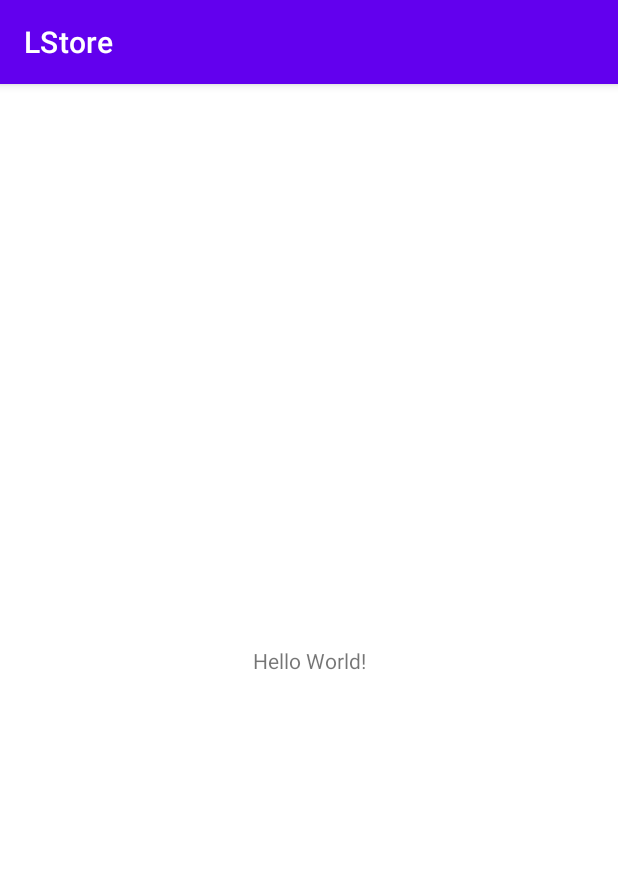
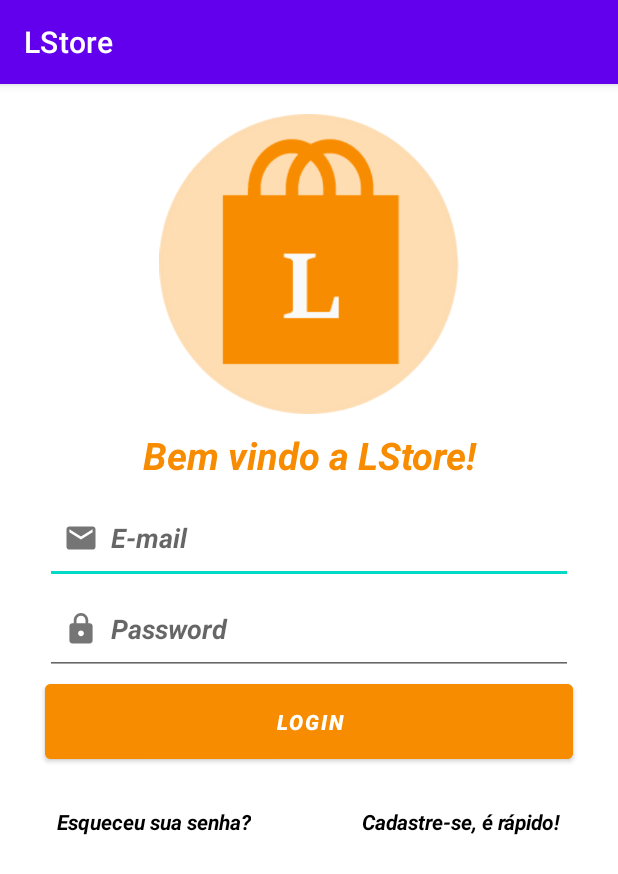
Before and after one commit to Kjorgesilva/LStore, an Android app: the screen it shows after launch (MainActivity before the commit, LoginActivity after it), on a phone screen of 412 x 824 dp. Shown: the top 874 px of the screen. Run offline under Robolectric (Android 15) with nearby library versions, the phone set to English and light mode, and no system bars; our stand-ins replace Room's generated code; 2 statements that could not run were skipped.

Commit message:
Criação da tela de login

```diff
--- a/app/build.gradle
+++ b/app/build.gradle
@@ -31,6 +31,10 @@ android {
     kotlinOptions {
         jvmTarget = '1.8'
     }
+
+    buildFeatures {
+        viewBinding true
+    }
 }
 
 dependencies {
--- a/app/src/main/AndroidManifest.xml
+++ b/app/src/main/AndroidManifest.xml
@@ -10,7 +10,7 @@
         android:supportsRtl="true"
         android:theme="@style/Theme.LStore">
         <activity
-            android:name=".MainActivity"
+            android:name=".ui.login.LoginActivity"
             android:exported="true">
             <intent-filter>
                 <action android:name="android.intent.action.MAIN" />
--- a/app/src/main/java/com/example/lstore/MainActivity.kt
+++ /dev/null
@@ -1,14 +0,0 @@
-package com.example.lstore
-
-import androidx.appcompat.app.AppCompatActivity
-import android.os.Bundle
-
-class MainActivity : AppCompatActivity() {
-    override fun onCreate(savedInstanceState: Bundle?) {
-        super.onCreate(savedInstanceState)
-        setContentView(R.layout.activity_main)
-
-        //Teste de commit
-
-    }
-}
--- a/app/src/main/java/com/example/lstore/ui/LoginActivity.kt
+++ /dev/null
@@ -1,4 +0,0 @@
-package com.example.lstore.ui
-
-class LoginActivity {
-}
--- /dev/null
+++ b/app/src/main/java/com/example/lstore/ui/login/LoginActivity.kt
@@ -0,0 +1,61 @@
+package com.example.lstore.ui.login
+import android.os.Bundle
+import android.widget.Toast
+import androidx.appcompat.app.AppCompatActivity
+import androidx.lifecycle.lifecycleScope
+import com.example.lstore.R
+import com.example.lstore.dataBase.DataBase
+import com.example.lstore.databinding.ActivityLoginBinding
+import kotlinx.coroutines.launch
+
+class LoginActivity : AppCompatActivity() {
+
+    private val binding by lazy { ActivityLoginBinding.inflate(layoutInflater)}
+    lateinit var dataBase: DataBase
+    lateinit var viewModel: LoginViewModel
+
+    override fun onCreate(savedInstanceState: Bundle?) {
+        super.onCreate(savedInstanceState)
+        setContentView(R.layout.activity_login)
+        setContentView(binding.root)
+
+        dataBase = DataBase.getInstance(this)
+        viewModel = LoginViewModel(dataBase)
+
+        loginOnclick()
+        setupObservers()
+    }
+
+    private fun loginOnclick() = with(binding) {
+        btnLogin.setOnClickListener {
+            lifecycleScope.launch { addRegistry() }
+        }
+    }
+
+    private suspend fun addRegistry() = with(binding) {
+        viewModel.checkRegistry(
+            email = edtEmail.text.toString(),
+            password = edtPassword.text.toString()
+        )
+    }
+
+    private fun setupObservers(){5
+        viewModel.checkRegistryStateState.observe(this,{ checkRegistry ->
+           when(checkRegistry){
+               LoginViewModel.CheckRegistryState.Success -> showSuccess()
+               LoginViewModel.CheckRegistryState.Error -> showError()
+               LoginViewModel.CheckRegistryState.Empty -> showEmptyError()
+           }
+        })
+    }
+
+    private fun showSuccess() {
+        Toast.makeText(this, "Login feito", Toast.LENGTH_LONG).show()
+    }
+    private fun showError() {
+        Toast.makeText(this, "Erro ao fazer Login, E-mail ou Senha invalidos ", Toast.LENGTH_LONG).show()
+    }
+    private fun showEmptyError() {
+        Toast.makeText(this, "Preencha todos os campos", Toast.LENGTH_LONG).show()
+    }
+}
--- /dev/null
+++ b/app/src/main/res/drawable/ic_email_new_.xml
@@ -0,0 +1,15 @@
+<vector xmlns:android="http://schemas.android.com/apk/res/android"
+    android:width="40dp"
+    android:height="40dp"
+    android:viewportWidth="108"
+    android:viewportHeight="108"
+    android:tint="#757575">
+  <group android:scaleX="2.61"
+      android:scaleY="2.61"
+      android:translateX="22.68"
+      android:translateY="22.68">
+    <path
+        android:fillColor="@color/black"
+        android:pathData="M20,4L4,4c-1.1,0 -1.99,0.9 -1.99,2L2,18c0,1.1 0.9,2 2,2h16c1.1,0 2,-0.9 2,-2L22,6c0,-1.1 -0.9,-2 -2,-2zM20,8l-8,5 -8,-5L4,6l8,5 8,-5v2z"/>
+  </group>
+</vector>
--- /dev/null
+++ b/app/src/main/res/drawable/ic_lock_foreground.xml
@@ -0,0 +1,15 @@
+<vector xmlns:android="http://schemas.android.com/apk/res/android"
+    android:width="40dp"
+    android:height="40dp"
+    android:viewportWidth="108"
+    android:viewportHeight="108"
+    android:tint="#757575">
+  <group android:scaleX="2.61"
+      android:scaleY="2.61"
+      android:translateX="22.68"
+      android:translateY="22.68">
+    <path
+        android:fillColor="@android:color/white"
+        android:pathData="M18,8h-1L17,6c0,-2.76 -2.24,-5 -5,-5S7,3.24 7,6v2L6,8c-1.1,0 -2,0.9 -2,2v10c0,1.1 0.9,2 2,2h12c1.1,0 2,-0.9 2,-2L20,10c0,-1.1 -0.9,-2 -2,-2zM12,17c-1.1,0 -2,-0.9 -2,-2s0.9,-2 2,-2 2,0.9 2,2 -0.9,2 -2,2zM15.1,8L8.9,8L8.9,6c0,-1.71 1.39,-3.1 3.1,-3.1 1.71,0 3.1,1.39 3.1,3.1v2z"/>
+  </group>
+</vector>
--- /dev/null
+++ b/app/src/main/res/layout/activity_login.xml
@@ -0,0 +1,104 @@
+<?xml version="1.0" encoding="utf-8"?>
+<androidx.constraintlayout.widget.ConstraintLayout
+    xmlns:android="http://schemas.android.com/apk/res/android"
+    xmlns:app="http://schemas.android.com/apk/res-auto"
+    xmlns:tools="http://schemas.android.com/tools"
+    android:layout_width="match_parent"
+    android:layout_height="match_parent"
+    tools:context=".ui.login.LoginActivity">
+
+    <ImageView
+        android:id="@+id/imageView"
+        android:layout_width="200dp"
+        android:layout_height="200dp"
+        android:layout_marginTop="20dp"
+        app:layout_constraintEnd_toEndOf="parent"
+        app:layout_constraintStart_toStartOf="parent"
+        app:layout_constraintTop_toTopOf="parent"
+        app:srcCompat="@drawable/login" />
+
+    <TextView
+        android:id="@+id/textView"
+        android:layout_width="match_parent"
+        android:layout_height="wrap_content"
+        android:layout_marginTop="10dp"
+        android:gravity="center"
+        android:text="Bem vindo a LStore!"
+        android:textColor="@color/orange"
+        android:textSize="25dp"
+        android:textStyle="bold|italic"
+        app:layout_constraintEnd_toEndOf="parent"
+        app:layout_constraintStart_toStartOf="parent"
+        app:layout_constraintTop_toBottomOf="@+id/imageView" />
+
+    <EditText
+        android:id="@+id/edt_email"
+        android:layout_width="match_parent"
+        android:layout_height="wrap_content"
+        android:layout_marginTop="8dp"
+        android:drawableStart="@drawable/ic_email_new_"
+        android:hint="E-mail"
+        android:layout_marginLeft="30dp"
+        android:layout_marginRight="30dp"
+        android:textStyle="bold|italic"
+        app:layout_constraintEnd_toEndOf="parent"
+        app:layout_constraintHorizontal_bias="0.0"
+        app:layout_constraintStart_toStartOf="parent"
+        app:layout_constraintTop_toBottomOf="@+id/textView" />
+
+    <EditText
+        android:drawableStart="@drawable/ic_lock_foreground"
+        android:id="@+id/edt_password"
+        android:layout_width="match_parent"
+        android:layout_height="wrap_content"
+        app:layout_constraintEnd_toEndOf="parent"
+        app:layout_constraintStart_toStartOf="parent"
+        android:hint="Password"
+        android:textStyle="bold|italic"
+        android:layout_marginLeft="30dp"
+        android:layout_marginRight="30dp"
+        app:layout_constraintTop_toBottomOf="@+id/edt_email" />
+
+    <Button
+        android:id="@+id/btn_login"
+        android:layout_width="match_parent"
+        android:layout_height="wrap_content"
+        android:layout_marginLeft="30dp"
+        android:layout_marginRight="30dp"
+        android:backgroundTint="@color/orange"
+        android:text="LOGIN"
+        android:padding="15dp"
+        android:textStyle="bold|italic"
+        app:layout_constraintEnd_toEndOf="parent"
+        app:layout_constraintStart_toStartOf="parent"
+        app:layout_constraintTop_toBottomOf="@+id/edt_password" />
+
+
+    <TextView
+        android:id="@+id/txt_forgot_password"
+        android:layout_width="0dp"
+        android:layout_height="wrap_content"
+        android:layout_marginStart="28dp"
+        android:layout_marginTop="16dp"
+        android:padding="10dp"
+        android:text="Esqueceu sua senha?"
+        android:textColor="@color/black"
+        android:textStyle="bold|italic"
+        app:layout_constraintStart_toStartOf="parent"
+        app:layout_constraintTop_toBottomOf="@+id/btn_login" />
+
+    <TextView
+        android:id="@+id/txt_new_user"
+        android:layout_width="0dp"
+        android:layout_height="wrap_content"
+        android:layout_marginTop="16dp"
+        android:layout_marginEnd="28dp"
+        android:padding="10dp"
+        android:text="Cadastre-se, é rápido!"
+        android:textColor="@color/black"
+        android:textStyle="bold|italic"
+        app:layout_constraintEnd_toEndOf="parent"
+        app:layout_constraintTop_toBottomOf="@+id/btn_login" />
+
+
+</androidx.constraintlayout.widget.ConstraintLayout>
--- a/app/src/main/res/layout/activity_main.xml
+++ /dev/null
@@ -1,18 +0,0 @@
-<?xml version="1.0" encoding="utf-8"?>
-<androidx.constraintlayout.widget.ConstraintLayout xmlns:android="http://schemas.android.com/apk/res/android"
-    xmlns:app="http://schemas.android.com/apk/res-auto"
-    xmlns:tools="http://schemas.android.com/tools"
-    android:layout_width="match_parent"
-    android:layout_height="match_parent"
-    tools:context=".MainActivity">
-
-    <TextView
-        android:layout_width="wrap_content"
-        android:layout_height="wrap_content"
-        android:text="Hello World!"
-        app:layout_constraintBottom_toBottomOf="parent"
-        app:layout_constraintLeft_toLeftOf="parent"
-        app:layout_constraintRight_toRightOf="parent"
-        app:layout_constraintTop_toTopOf="parent" />
-
-</androidx.constraintlayout.widget.ConstraintLayout>
--- a/app/src/main/res/mipmap-anydpi-v26/ic_launcher.xml
+++ b/app/src/main/res/mipmap-anydpi-v26/ic_launcher.xml
@@ -1,5 +1,4 @@
 <?xml version="1.0" encoding="utf-8"?>
 <adaptive-icon xmlns:android="http://schemas.android.com/apk/res/android">
-    <background android:drawable="@drawable/ic_launcher_background" />
-    <foreground android:drawable="@drawable/ic_launcher_foreground" />
+
 </adaptive-icon>
--- a/app/src/main/res/mipmap-anydpi-v26/ic_launcher_round.xml
+++ b/app/src/main/res/mipmap-anydpi-v26/ic_launcher_round.xml
@@ -1,5 +1,4 @@
 <?xml version="1.0" encoding="utf-8"?>
 <adaptive-icon xmlns:android="http://schemas.android.com/apk/res/android">
-    <background android:drawable="@drawable/ic_launcher_background" />
-    <foreground android:drawable="@drawable/ic_launcher_foreground" />
+
 </adaptive-icon>
--- a/app/src/main/res/values/colors.xml
+++ b/app/src/main/res/values/colors.xml
@@ -7,4 +7,6 @@
     <color name="teal_700">#FF018786</color>
     <color name="black">#FF000000</color>
     <color name="white">#FFFFFFFF</color>
+    <color name="orange">#F88c00</color>
+
 </resources>
```
Also changed, not shown: app/src/main/java/com/example/lstore/ui/login/LoginViewModel.kt (added, +32 -0 lines), app/src/main/res/drawable-v24/ic_launcher_foreground.xml (deleted, +0 -30 lines), app/src/main/res/drawable/ic_launcher_background.xml (deleted, +0 -170 lines), app/src/main/ic_email-playstore.png (added), app/src/main/ic_email_new-playstore.png (added), app/src/main/ic_lock-playstore.png (added), app/src/main/ic_login-playstore.png (added), app/src/main/res/drawable/login.png (added).
